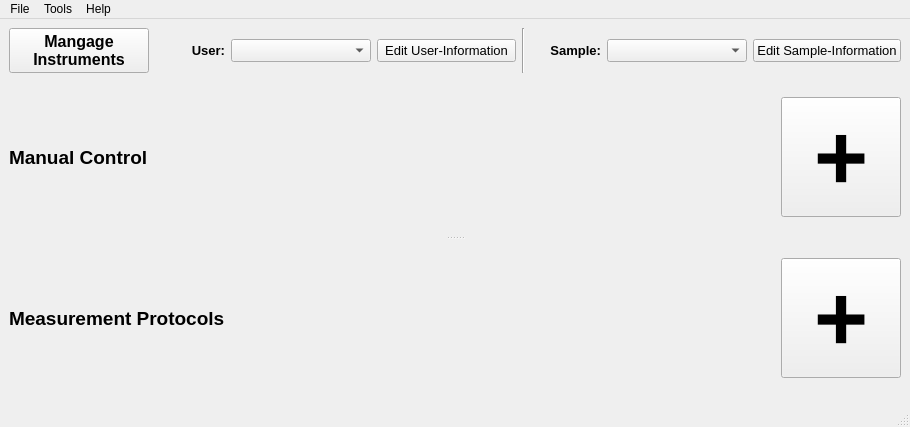
Above: CAMELS/gui/mainWindow_v2.ui from FAU-LAP/NOMAD-CAMELS before the change. Below: the same form after it.
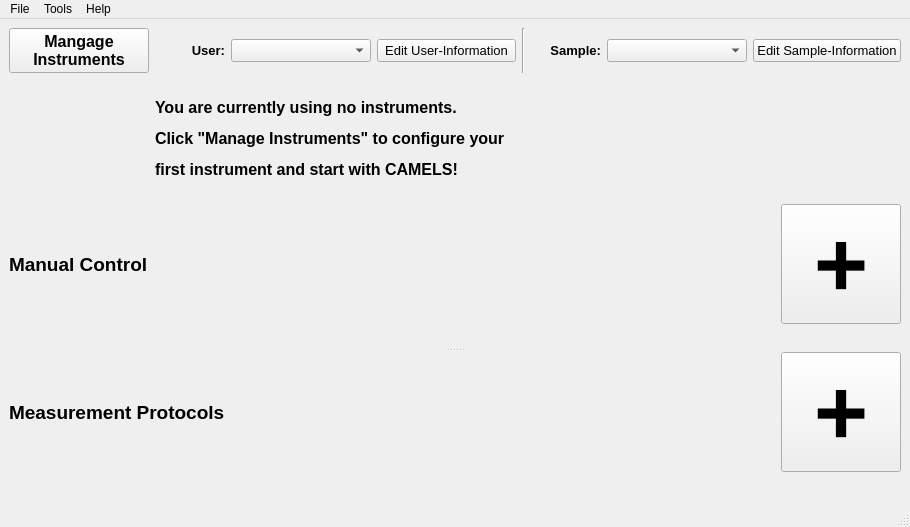
That is the form after the change.

Commit message: implemented basic save / load in new version, cleaned up device_class a little bit

Patch:
```diff
--- a/CAMELS/gui/mainWindow_v2.ui
+++ b/CAMELS/gui/mainWindow_v2.ui
@@ -7,7 +7,7 @@
     <x>0</x>
     <y>0</y>
     <width>910</width>
-    <height>427</height>
+    <height>527</height>
    </rect>
   </property>
   <property name="windowTitle">
@@ -138,7 +138,7 @@
       </property>
       <widget class="QWidget" name="manual_widget" native="true">
        <layout class="QGridLayout" name="gridLayout">
-        <item row="1" column="0" colspan="2">
+        <item row="1" column="0">
          <widget class="QLabel" name="label_2">
           <property name="font">
            <font>
@@ -152,8 +152,8 @@
           </property>
          </widget>
         </item>
-        <item row="1" column="2">
-         <widget class="QPushButton" name="pushButton">
+        <item row="1" column="1">
+         <widget class="QPushButton" name="pushButton_add_manual">
           <property name="sizePolicy">
            <sizepolicy hsizetype="Fixed" vsizetype="Fixed">
             <horstretch>0</horstretch>
@@ -178,6 +178,11 @@
           </property>
          </widget>
         </item>
+        <item row="2" column="0" colspan="2">
+         <widget class="QWidget" name="manual_buttons_widget" native="true">
+          <layout class="QGridLayout" name="gridLayout_3"/>
+         </widget>
+        </item>
        </layout>
       </widget>
       <widget class="QWidget" name="meas_widget" native="true">
@@ -222,10 +227,32 @@
           </property>
          </widget>
         </item>
+        <item row="2" column="0" colspan="2">
+         <widget class="QWidget" name="meas_buttons_widget" native="true">
+          <layout class="QGridLayout" name="gridLayout_4"/>
+         </widget>
+        </item>
        </layout>
       </widget>
      </widget>
     </item>
+    <item row="1" column="3" colspan="7">
+     <widget class="QLabel" name="label_no_instruments">
+      <property name="text">
+       <string>&lt;html&gt;&lt;head/&gt;&lt;body&gt;&lt;p&gt;&lt;span style=&quot; font-size:12pt; font-weight:600;&quot;&gt;You are currently using no instruments.&lt;/span&gt;&lt;/p&gt;&lt;p&gt;&lt;span style=&quot; font-size:12pt; font-weight:600;&quot;&gt;Click &amp;quot;Manage Instruments&amp;quot; to configure your&lt;/span&gt;&lt;/p&gt;&lt;p&gt;&lt;span style=&quot; font-size:12pt; font-weight:600;&quot;&gt;first instrument and start with CAMELS!&lt;/span&gt;&lt;/p&gt;&lt;/body&gt;&lt;/html&gt;</string>
+      </property>
+     </widget>
+    </item>
+    <item row="1" column="2">
+     <widget class="QLabel" name="label_arrow">
+      <property name="text">
+       <string/>
+      </property>
+      <property name="alignment">
+       <set>Qt::AlignCenter</set>
+      </property>
+     </widget>
+    </item>
    </layout>
   </widget>
   <widget class="QMenuBar" name="menubar">
```
Left out of the diff: 4 changed lines with no effect on the pictures. The commit also changes 8 other files.
